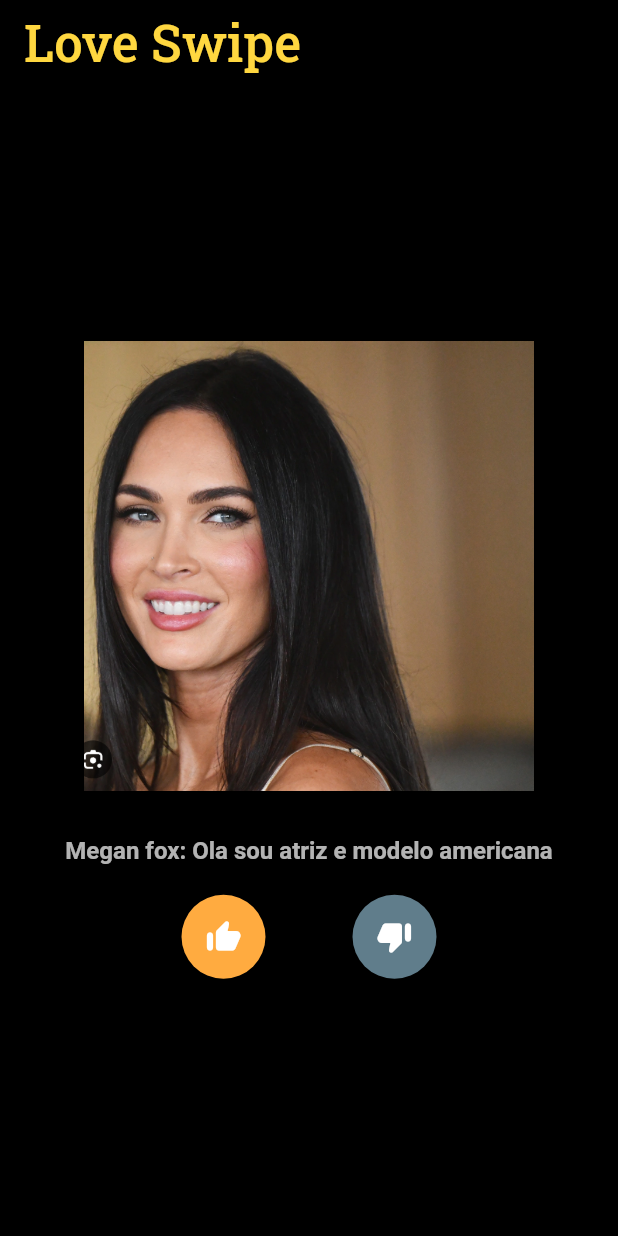
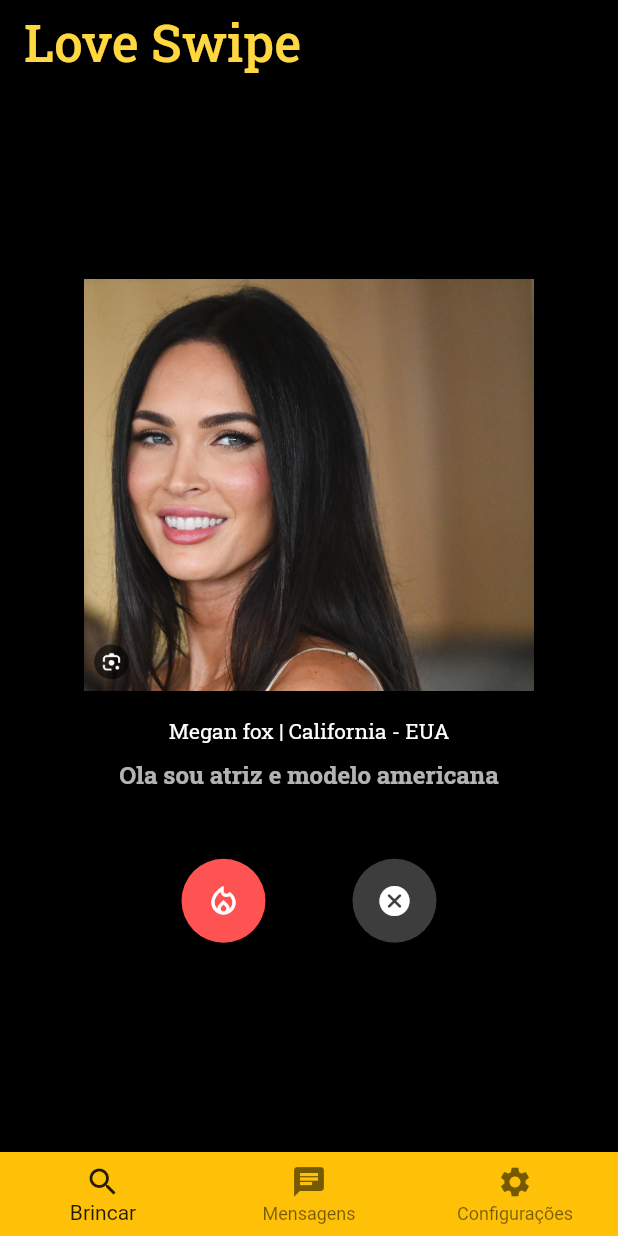
Before and after one commit to gab-guimaraes/hello_world_flutter, a Flutter app: the TinderHomePage screen opened directly, on a phone screen of 412 x 824 dp. Run offline on Flutter 3.47's test engine with Material 2 defaults, Android fonts, the phone set to English and light mode, and no system bars; missing offline and left inert: dart:ffi.

```diff
--- a/lib/TinderApp.dart
+++ b/lib/TinderApp.dart
@@ -28,16 +28,37 @@ class People {
   late String image;
   late String name;
   late String description;
+  late String city;
+  late String country;
 
-  People(this.name, this.image, this.description);
+  People(
+      {required this.name,
+      required this.image,
+      required this.description,
+      required this.city,
+      required this.country});
 }
 
 class _TinderHomePageState extends State<TinderHomePage> {
-
   List<People> people2 = [
-    People('Megan fox', 'assets/person1.png', 'Ola sou atriz e modelo americana'),
-    People('Dua lipa', 'assets/person2.png', 'A procura de um grande amor'),
-    People('Vin diesel', 'assets/person3.png', 'Só quero sair correndo com meu carro, vamos comigo gata?')
+    People(
+        name: 'Megan fox',
+        image: 'assets/person1.png',
+        description: 'Ola sou atriz e modelo americana',
+        city: 'California',
+        country: 'EUA'),
+    People(
+        name: 'Dua lipa',
+        image: 'assets/person2.png',
+        description: 'A procura de um grande amor',
+        city: 'Londres',
+        country: 'Inglaterra'),
+    People(
+        name: 'Vin diesel',
+        image: 'assets/person3.png',
+        description: 'Só quero sair correndo com meu carro, vamos comigo gata?',
+        city: 'Sao Paulo',
+        country: 'Brasil')
   ];
 
   int currentIndex = 0;
@@ -45,8 +66,31 @@ class _TinderHomePageState extends State<TinderHomePage> {
   void likePerson() {
     // Lógica para quando o botão de like é pressionado
     // Neste exemplo, apenas avança para a próxima pessoa
+    showDialog(
+      context: context,
+      builder: (BuildContext context) {
+        return AlertDialog(
+          contentPadding: EdgeInsets.all(40.0),
+          backgroundColor: Colors.black,
+          title: Text('Você deu match! 🔥🔥',
+              style: TextStyle(color: Colors.white)),
+          actions: [
+            TextButton(
+              onPressed: () {
+                Navigator.pop(context);
+              },
+              child: Text('fechar'),
+            ),
+          ],
+        );
+      },
+    );
+
     setState(() {
       currentIndex = (currentIndex + 1) % people2.length;
+      //lenght = 5
+      //currentIndex = 4
+      //4+1 % = 0
     });
   }
 
@@ -64,7 +108,13 @@ class _TinderHomePageState extends State<TinderHomePage> {
       backgroundColor: Colors.black,
       appBar: AppBar(
         backgroundColor: Colors.transparent,
-        title: const Text('Love Swipe', style: TextStyle(fontSize: 34, fontFamily: 'RobotoSlab', color:Colors.amberAccent),),
+        title: const Text(
+          'Love Swipe',
+          style: TextStyle(
+              fontSize: 34,
+              fontFamily: 'RobotoSlab',
+              color: Colors.amberAccent),
+        ),
       ),
       body: Center(
         child: Column(
@@ -74,38 +124,54 @@ class _TinderHomePageState extends State<TinderHomePage> {
               people2[currentIndex].image,
               width: 300,
               height: 300,
-              fit: BoxFit.cover,
+              fit: BoxFit.scaleDown,
             ),
-            const SizedBox(
-              width: 15,
-              height: 10,
-            ),
-            Card(
+            SizedBox(
+              width: 300,
+              child: Card(
                 color: Colors.transparent,
                 elevation: 4, // Define a elevação do card (sombra)
                 shape: RoundedRectangleBorder(
-                borderRadius: BorderRadius.circular(8), // Define o raio de borda do card
+                  borderRadius: BorderRadius.circular(
+                      8), // Define o raio de borda do card
                 ),
-              child: Padding(
-                padding: EdgeInsets.all(16), // Define o espaçamento interno do card
-                child: Text(
-                  people2[currentIndex].name + ": " + people2[currentIndex].description,
+                child: Column(
+                  children: [
+                    Text(
+                      "${people2[currentIndex].name} | ${people2[currentIndex].city} - ${people2[currentIndex].country}",
                       style: TextStyle(
+                          color: Colors.white, fontFamily: "RobotoSlab"),
+                    ),
+                    SizedBox(
+                      height: 10,
+                      width: 10,
+                    ),
+                    Text(
+                      "${people2[currentIndex].description}",
+                      textAlign: TextAlign.left,
+                      style: const TextStyle(
                           fontSize: 16,
                           fontWeight: FontWeight.bold,
-                    color: Colors.white70
+                          fontFamily: "RobotoSlab",
+                          color: Colors.white70),
                     ),
+                    SizedBox(
+                      height: 20,
+                      width: 20,
+                    ),
+                  ],
                 ),
               ),
             ),
             Row(
               mainAxisAlignment: MainAxisAlignment.center,
               children: [
+                SizedBox(width: 0, height: 100),
                 ElevatedButton(
                   onPressed: likePerson,
-                  child: Icon(Icons.thumb_up_rounded),
+                  child: Icon(Icons.local_fire_department_outlined),
                   style: ElevatedButton.styleFrom(
-                    primary: Colors.orangeAccent,
+                    primary: Colors.redAccent,
                     padding: EdgeInsets.all(16),
                     shape: CircleBorder(),
                   ),
@@ -113,14 +179,35 @@ class _TinderHomePageState extends State<TinderHomePage> {
                 const SizedBox(width: 50),
                 ElevatedButton(
                   onPressed: dislikePerson,
-                  child: Icon(Icons.thumb_down_rounded),
+                  child: Icon(Icons.cancel_rounded),
                   style: ElevatedButton.styleFrom(
-                    primary: Colors.blueGrey,
+                    primary: Colors.white24,
                     padding: EdgeInsets.all(16),
                     shape: CircleBorder(),
-                  ),),],),
+                  ),
+                ),
               ],
             ),
+          ],
+        ),
+      ),
+      bottomNavigationBar: BottomNavigationBar(
+        selectedItemColor: Colors.black87,
+        backgroundColor: Colors.amber,
+        items: [
+          BottomNavigationBarItem(
+            icon: Icon(Icons.search),
+            label: 'Brincar',
+          ),
+          BottomNavigationBarItem(
+            icon: Icon(Icons.chat),
+            label: 'Mensagens',
+          ),
+          BottomNavigationBarItem(
+            icon: Icon(Icons.settings),
+            label: 'Configurações',
+          ),
+        ],
       ),
     );
   }
```
Lines whose indentation alone changed are shown as unchanged.
